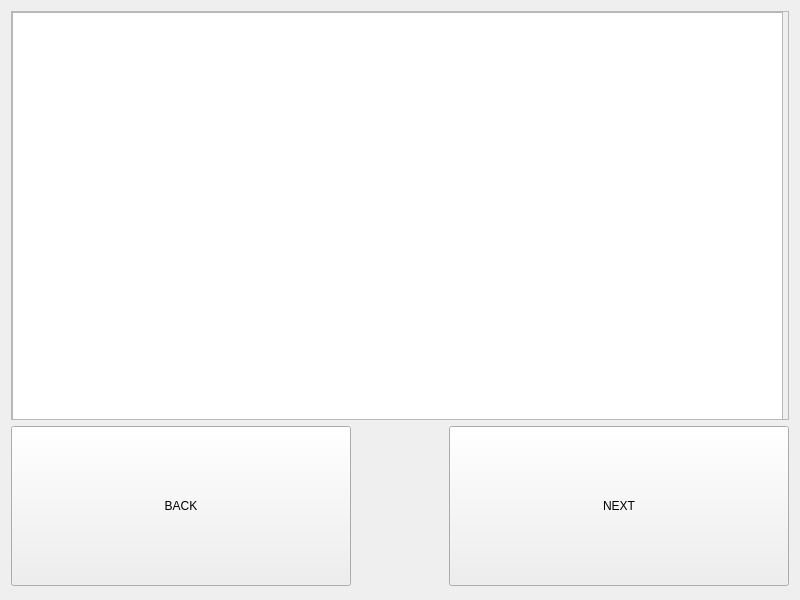
hw9603/Easy-Sing, file vocaloid/gui/musicwindow.ui: the form before one commit.
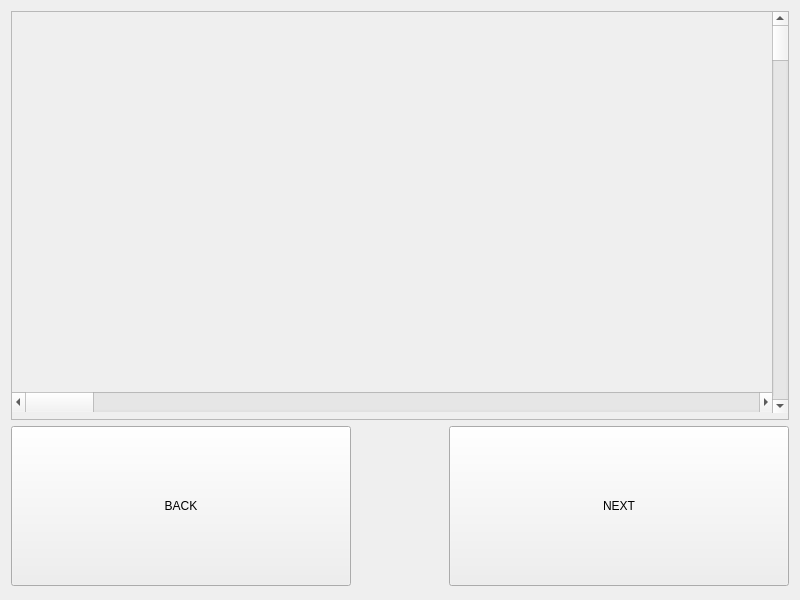
The form after the commit.

What changed in the file:
```diff
--- a/vocaloid/gui/musicwindow.ui
+++ b/vocaloid/gui/musicwindow.ui
@@ -43,7 +43,13 @@
            <height>400</height>
           </rect>
          </property>
-         <widget class="QGraphicsView" name="graphicsView">
+         <property name="cursor">
+          <cursorShape>ArrowCursor</cursorShape>
+         </property>
+         <property name="mouseTracking">
+          <bool>true</bool>
+         </property>
+         <widget class="QLabel" name="picLabel">
           <property name="geometry">
            <rect>
             <x>0</x>
@@ -52,6 +58,41 @@
             <height>1090</height>
            </rect>
           </property>
+          <property name="text">
+           <string/>
+          </property>
+         </widget>
+         <widget class="QScrollBar" name="horizontalScrollBar">
+          <property name="geometry">
+           <rect>
+            <x>0</x>
+            <y>380</y>
+            <width>761</width>
+            <height>20</height>
+           </rect>
+          </property>
+          <property name="sizePolicy">
+           <sizepolicy hsizetype="Ignored" vsizetype="Ignored">
+            <horstretch>0</horstretch>
+            <verstretch>0</verstretch>
+           </sizepolicy>
+          </property>
+          <property name="orientation">
+           <enum>Qt::Horizontal</enum>
+          </property>
+         </widget>
+         <widget class="QScrollBar" name="verticalScrollBar">
+          <property name="geometry">
+           <rect>
+            <x>760</x>
+            <y>0</y>
+            <width>16</width>
+            <height>401</height>
+           </rect>
+          </property>
+          <property name="orientation">
+           <enum>Qt::Vertical</enum>
+          </property>
          </widget>
         </widget>
        </widget>
```
Left out of the diff: 4 changed lines with no effect on the pictures.
